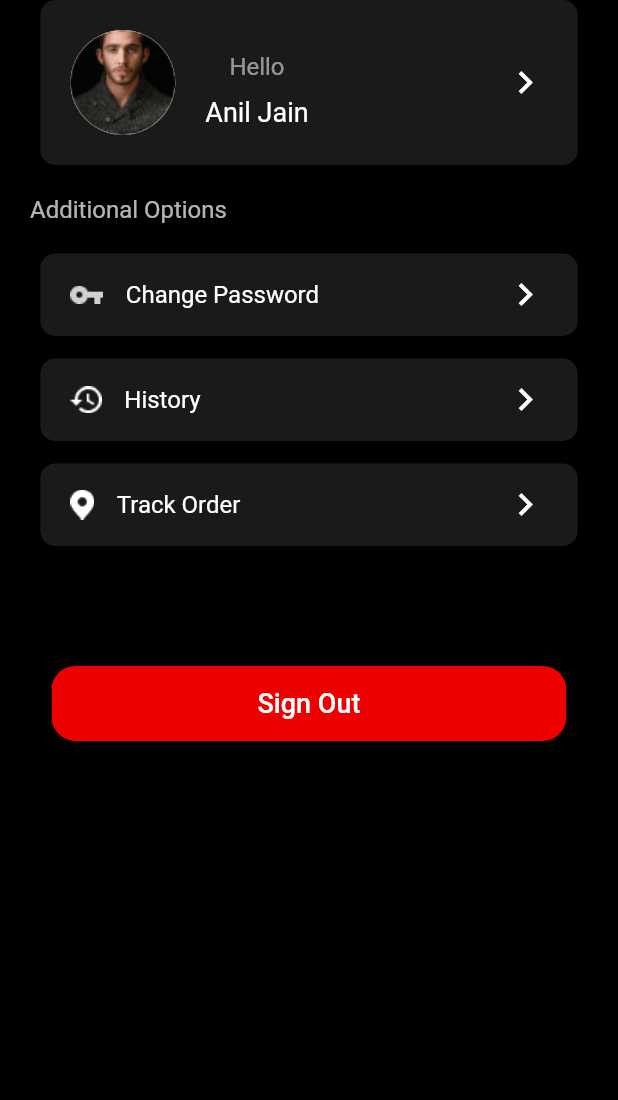
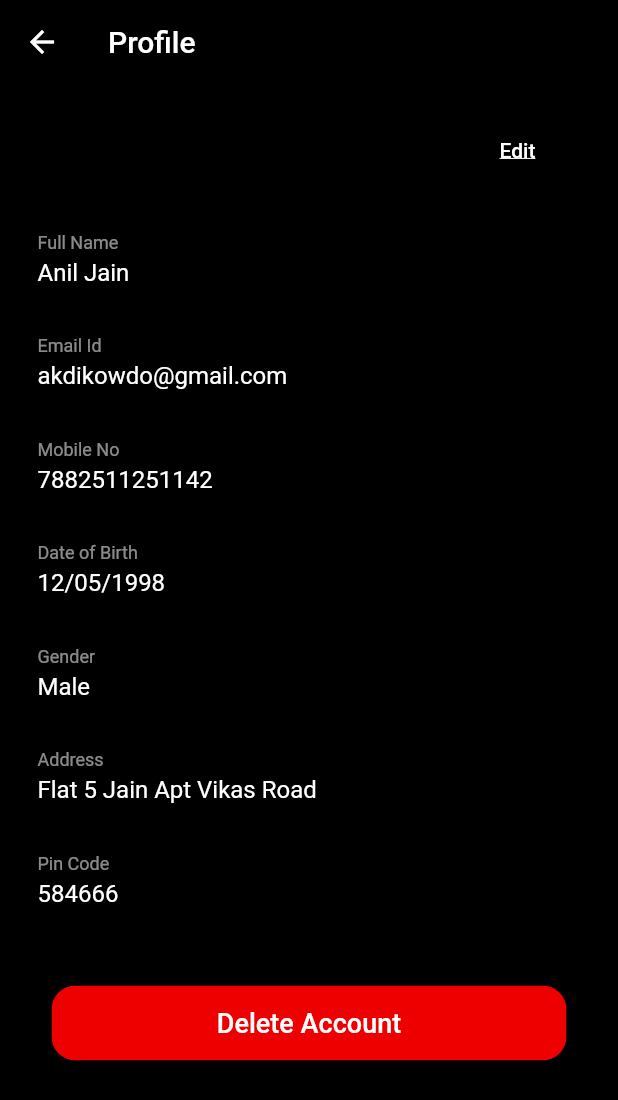
Before and after one commit to tusharhow/sandeep-jewelry-app, a Flutter app: the ProfileNavigation screen opened directly, after a tap on "Hello", on a phone screen of 412 x 824 dp. Shown: the top 1100 px of the screen. Run offline on Flutter 3.47's test engine with Material 2 defaults, Android fonts, the phone set to English and light mode, and no system bars; our stand-ins replace carousel_pro, chips_choice, flutter_holo_date_picker, flutter_rating_bar, get, getwidget and 4 more; missing offline and left inert: animation_wrappers; accounts and stored records are empty.

Commit message:
Some of isssue fixed and designed sceens

```diff
--- a/lib/screens/navigation_screens/profile_navigation.dart
+++ b/lib/screens/navigation_screens/profile_navigation.dart
@@ -1,6 +1,8 @@
 import 'package:flutter/material.dart';
 import 'package:sandeep_jwelery/components/additional_options_listview.dart';
+import 'package:sandeep_jwelery/components/navigate.dart';
 import 'package:sandeep_jwelery/components/re_usable_buttons/primary_button.dart';
+import 'package:sandeep_jwelery/screens/profile_edit.dart';
 import 'package:shared_preferences/shared_preferences.dart';
 
 String? fullname;
@@ -34,7 +36,9 @@ class _ProfileNavigationState extends State<ProfileNavigation> {
         child: SingleChildScrollView(
           child: Column(children: [
             InkWell(
-              onTap: () {},
+              onTap: () {
+                push(context: context, widget:  ProfileEditPage());
+              },
               child: Center(
                 child: Stack(
                   children: [
--- /dev/null
+++ b/lib/screens/profile_edit.dart
@@ -0,0 +1,166 @@
+import 'dart:ui';
+
+import 'package:flutter/material.dart';
+import 'package:sandeep_jwelery/components/re_usable_buttons/primary_button.dart';
+
+class ProfileEditPage extends StatelessWidget {
+  ProfileEditPage({Key? key}) : super(key: key);
+
+  final TextEditingController _nameController = TextEditingController();
+  final TextEditingController _emailController = TextEditingController();
+  final TextEditingController _phoneController = TextEditingController();
+  final TextEditingController _addressController = TextEditingController();
+  final TextEditingController _pinController = TextEditingController();
+
+  final TextEditingController _dobController = TextEditingController();
+  final TextEditingController _genderController = TextEditingController();
+
+  @override
+  Widget build(BuildContext context) {
+    return Scaffold(
+      appBar: AppBar(
+        backgroundColor: Colors.transparent,
+        iconTheme: const IconThemeData(
+          color: Colors.white, //change your color here
+        ),
+        title: const Text(
+          'Profile',
+          style: TextStyle(color: Colors.white),
+        ),
+      ),
+      body: SingleChildScrollView(
+        child: Padding(
+          padding: const EdgeInsets.symmetric(horizontal: 15),
+          child: Column(
+            children: [
+              const SizedBox(
+                height: 20,
+              ),
+              Padding(
+                padding: const EdgeInsets.symmetric(horizontal: 20),
+                child: Row(
+                  mainAxisAlignment: MainAxisAlignment.end,
+                  children: [
+                    TextButton(
+                      onPressed: () {},
+                      child: Text(
+                        'Edit',
+                        style: TextStyle(
+                          color: Colors.white,
+                          decoration: TextDecoration.underline,
+                        ),
+                      ),
+                    ),
+                  ],
+                ),
+              ),
+              const SizedBox(
+                height: 20,
+              ),
+              ProfileEditFormField(
+                editingController: _nameController,
+                label: 'Full Name',
+                hint: 'Anil Jain',
+              ),
+              const SizedBox(
+                height: 10,
+              ),
+              ProfileEditFormField(
+                editingController: _emailController,
+                label: 'Email Id',
+                hint: 'akdikowdo@gmail.com',
+              ),
+              const SizedBox(
+                height: 10,
+              ),
+              ProfileEditFormField(
+                editingController: _phoneController,
+                label: 'Mobile No',
+                hint: '7882511251142',
+              ),
+              const SizedBox(
+                height: 10,
+              ),
+              ProfileEditFormField(
+                editingController: _dobController,
+                label: 'Date of Birth',
+                hint: '12/05/1998',
+              ),
+              const SizedBox(
+                height: 10,
+              ),
+              ProfileEditFormField(
+                editingController: _genderController,
+                label: 'Gender',
+                hint: 'Male',
+              ),
+              const SizedBox(
+                height: 10,
+              ),
+              ProfileEditFormField(
+                editingController: _addressController,
+                label: 'Address',
+                hint: 'Flat 5 Jain Apt Vikas Road',
+              ),
+              const SizedBox(
+                height: 10,
+              ),
+              ProfileEditFormField(
+                editingController: _pinController,
+                label: 'Pin Code',
+                hint: '584666',
+              ),
+              const SizedBox(
+                height: 40,
+              ),
+              ReusablePrimaryButton(
+                  childText: 'Delete Account',
+                  buttonColor: const Color(0xffEE0000),
+                  textColor: Colors.white,
+                  onPressed: () {}),
+              const SizedBox(
+                height: 50,
+              ),
+            ],
+          ),
+        ),
+      ),
+    );
+  }
+}
+
+class ProfileEditFormField extends StatelessWidget {
+  const ProfileEditFormField({
+    Key? key,
+    @required this.editingController,
+    @required this.label,
+    @required this.hint,
+  }) : super(key: key);
+
+  final editingController;
+  final label;
+  final hint;
+
+  @override
+  Widget build(BuildContext context) {
+    return Padding(
+      padding: const EdgeInsets.symmetric(horizontal: 10),
+      child: TextFormField(
+        controller: editingController,
+        decoration: InputDecoration(
+          labelText: label,
+          alignLabelWithHint: true,
+          floatingLabelBehavior: FloatingLabelBehavior.always,
+          labelStyle: TextStyle(color: Colors.white54),
+          hintText: hint,
+          hintStyle: TextStyle(
+            color: Colors.white,
+          ),
+          focusedBorder: UnderlineInputBorder(
+            borderSide: BorderSide(color: Colors.white),
+          ),
+        ),
+      ),
+    );
+  }
+}
```
Also changed, not shown: lib/screens/product_details.dart (+103 -12 lines), lib/screens/sidebar_components_screen/about_us.dart (+8 -1 lines), lib/screens/sidebar_components_screen/privacy.dart (+8 -1 lines).
